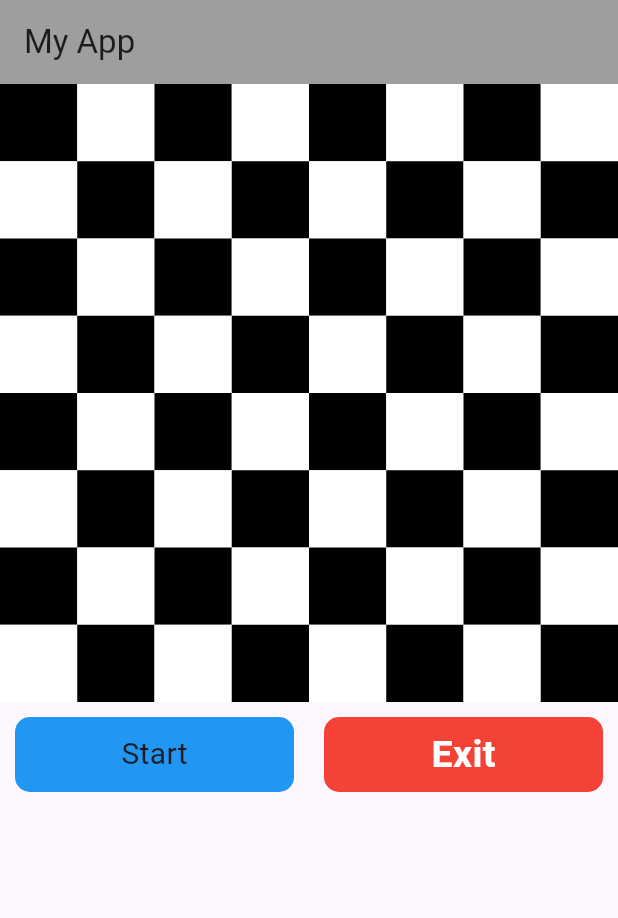
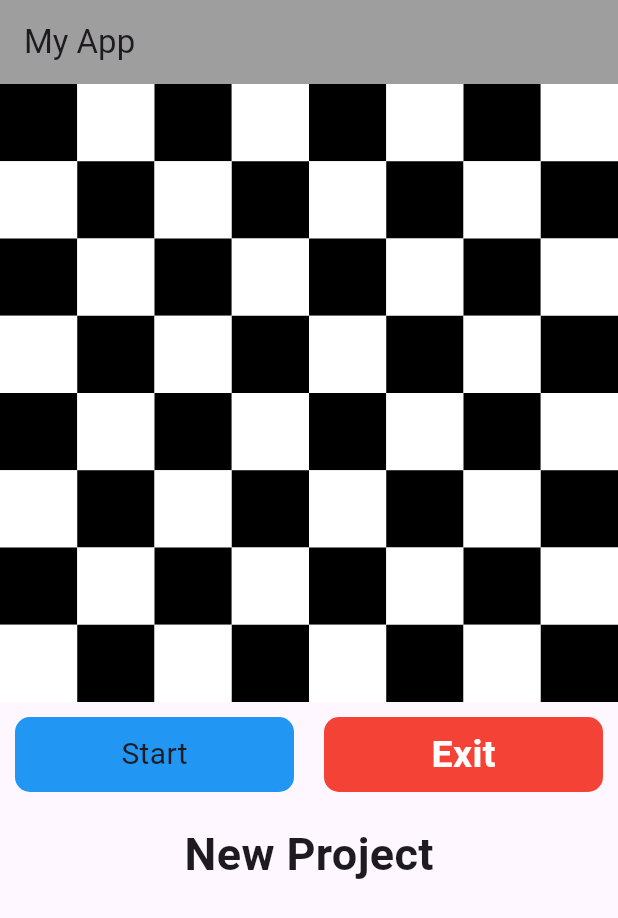
Before and after one commit to Sifat-16/flutter_todo_mvvm, a Flutter app: the screen it shows after launch, on a phone screen of 412 x 824 dp. Shown: the top 918 px of the screen. Run offline on Flutter 3.47's test engine with Material 3 defaults, Android fonts, the phone set to English and light mode, and no system bars.

Commit message:
update 2.3.1.1

```diff
--- a/lib/home_page.dart
+++ b/lib/home_page.dart
@@ -8,7 +8,7 @@ class HomePage extends StatefulWidget {
 }
 
 class _State extends State<HomePage> {
-  String text_ = "";
+  String text_ = "New Project";
   @override
   Widget build(BuildContext context) {
     return Scaffold(
@@ -88,7 +88,6 @@ class _State extends State<HomePage> {
                   ),
                 ),
 
-
               ),
             ],
           ),
```
